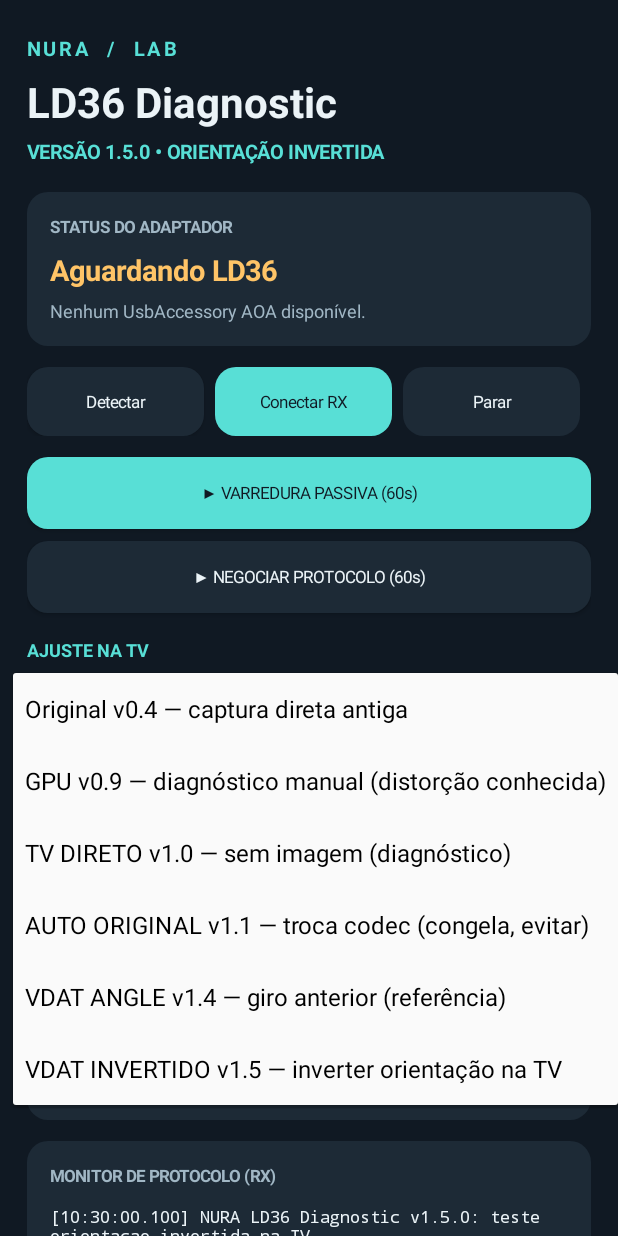
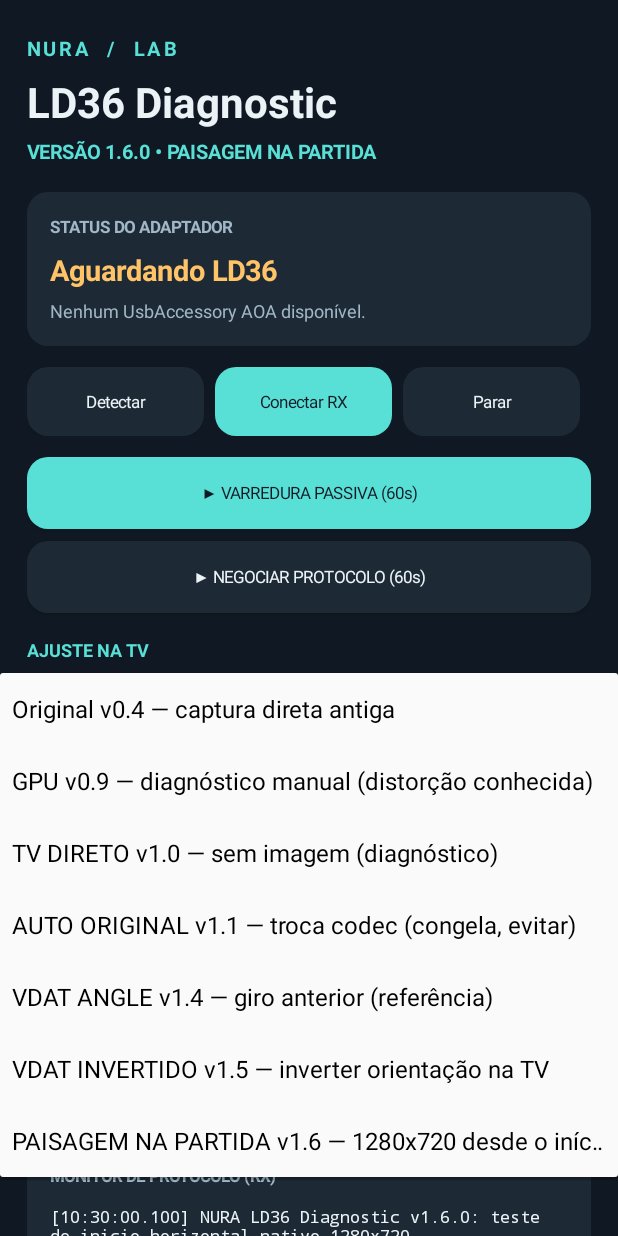
Before and after one commit to amorim220-design/NURA-LD36-Diagnostic, an Android app: the screen it shows after launch (MainActivity), after a tap on "Original v0.4 — captura direta antiga", on a phone screen of 412 x 824 dp. Run offline under Robolectric (Android 15) with nearby library versions, the phone set to English and light mode, and no system bars; 3 other taps on this screen came first.

Commit message:
feat: opt-in landscape-first 1280x720 H264 capture without live codec changes

```diff
--- a/app/src/main/java/com/nura/ld36diagnostic/MainActivity.java
+++ b/app/src/main/java/com/nura/ld36diagnostic/MainActivity.java
@@ -73,6 +73,7 @@ public final class MainActivity extends Activity {
     private boolean autoOriginalSelected;
     private boolean vdatAngleSelected;
     private boolean invertedAngleSelected;
+    private boolean landscapeStartSelected;
     private volatile int vdatAngleDegrees;
     private volatile int vdatAngleChanges;
     private volatile long vdatAngleFrames0, vdatAngleFrames90, vdatAngleFrames180, vdatAngleFrames270;
@@ -140,7 +141,7 @@ public final class MainActivity extends Activity {
         } else {
             registerReceiver(usbEvents, filter);
         }
-        appendLog("NURA LD36 Diagnostic v1.5.0: teste orientacao invertida na TV.");
+        appendLog("NURA LD36 Diagnostic v1.6.0: teste de inicio horizontal nativo 1280x720.");
         appendLog("Modo passivo: somente RX. Nenhum comando será enviado ao dongle.");
         appendLog("Feche o aplicativo Mirror original antes de conectar o LD36.");
         discoverAccessory();
@@ -194,7 +195,7 @@ public final class MainActivity extends Activity {
         TextView title = text("LD36 Diagnostic", 28, INK, Typeface.BOLD);
         title.setPadding(0, dp(7), 0, dp(5));
         root.addView(title);
-        TextView subtitle = text("VERSÃO 1.5.0 • ORIENTAÇÃO INVERTIDA", 13, ACCENT, Typeface.BOLD);
+        TextView subtitle = text("VERSÃO 1.6.0 • PAISAGEM NA PARTIDA", 13, ACCENT, Typeface.BOLD);
         root.addView(subtitle);
 
         LinearLayout statusCard = columnCard();
@@ -230,7 +231,8 @@ public final class MainActivity extends Activity {
             "TV DIRETO v1.0 — sem imagem (diagnóstico)",
             "AUTO ORIGINAL v1.1 — troca codec (congela, evitar)",
             "VDAT ANGLE v1.4 — giro anterior (referência)",
-            "VDAT INVERTIDO v1.5 — inverter orientação na TV"
+            "VDAT INVERTIDO v1.5 — inverter orientação na TV",
+            "PAISAGEM NA PARTIDA v1.6 — 1280x720 desde o início"
         };
         ArrayAdapter<String> fitAdapter = new ArrayAdapter<>(this,
             android.R.layout.simple_spinner_item, fitting);
@@ -238,38 +240,43 @@ public final class MainActivity extends Activity {
         fitPicker.setAdapter(fitAdapter);
         fitPicker.setBackgroundColor(PANEL);
         // New mode is opt-in: known-working Original remains safe initial selection.
-        int mode = getPreferences(MODE_PRIVATE).getInt("capture_mode_v15",
-            getPreferences(MODE_PRIVATE).getInt("capture_mode_v13", 0));
-        if (mode < 0 || mode > 5) mode = 0;
+        int mode = getPreferences(MODE_PRIVATE).getInt("capture_mode_v16",
+            getPreferences(MODE_PRIVATE).getInt("capture_mode_v15",
+                getPreferences(MODE_PRIVATE).getInt("capture_mode_v13", 0)));
+        if (mode < 0 || mode > 6) mode = 0;
         fillTvSelected = mode == 1;
         directTvSelected = mode == 2;
         autoOriginalSelected = mode == 3;
-        vdatAngleSelected = mode == 4 || mode == 5;
-        invertedAngleSelected = mode == 5;
+        vdatAngleSelected = mode == 4 || mode == 5 || mode == 6;
+        invertedAngleSelected = mode == 5 || mode == 6;
+        landscapeStartSelected = mode == 6;
         fitPicker.setSelection(mode);
         fitPicker.setOnItemSelectedListener(new AdapterView.OnItemSelectedListener() {
             @Override public void onItemSelected(AdapterView<?> parent, View view, int position, long id) {
                 boolean gpu = position == 1;
                 boolean direct = position == 2;
                 boolean auto = position == 3;
-                boolean angle = position == 4 || position == 5;
-                boolean inverted = position == 5;
+                boolean angle = position == 4 || position == 5 || position == 6;
+                boolean inverted = position == 5 || position == 6;
+                boolean landscape = position == 6;
                 boolean changed = fillTvSelected != gpu ||
                     directTvSelected != direct ||
                     autoOriginalSelected != auto || vdatAngleSelected != angle ||
-                    invertedAngleSelected != inverted;
+                    invertedAngleSelected != inverted || landscapeStartSelected != landscape;
                 fillTvSelected = gpu;
                 directTvSelected = direct;
                 autoOriginalSelected = auto;
                 vdatAngleSelected = angle;
                 invertedAngleSelected = inverted;
-                getPreferences(MODE_PRIVATE).edit().putInt("capture_mode_v15", position).apply();
+                landscapeStartSelected = landscape;
+                getPreferences(MODE_PRIVATE).edit().putInt("capture_mode_v16", position).apply();
                 if (changed) appendLog("Captura selecionada: " +
+                    (landscape ? "PAISAGEM NA PARTIDA v1.6 - 1280x720 inicial, sem troca ao vivo" :
                     (inverted ? "VDAT INVERTIDO v1.5 - 0/90 trocados" :
                     (angle ? "VDAT ANGLE v1.4 - mapeamento anterior" :
                         (auto ? "AUTO ORIGINAL v1.1 (sujeito a congelar)" :
                             (direct ? "TV DIRETO v1.0 (sem imagem no teste)" :
-                                (gpu ? "GPU experimental anterior" : "Original v0.4"))))) +
+                                (gpu ? "GPU experimental anterior" : "Original v0.4")))))) +
                     ". Valido apenas na proxima sessao.");
             }
             @Override public void onNothingSelected(AdapterView<?> parent) { }
@@ -364,7 +371,7 @@ public final class MainActivity extends Activity {
         exportText.setOnClickListener(v -> requestExport(false));
         exportBin.setOnClickListener(v -> requestExport(true));
 
-        TextView note = text("v1.5 TESTE VDAT INVERTIDO: conserva a captura e o codificador original v0.4, envia orientacao apenas no campo angle do pacote VDAT (0, 90, 180, 270). Nao muda resolucao nem renegocia STAR. A semantica do campo nao foi confirmada no LD36: imagem pode continuar vertical, deformada ou sumir. Envie TXT e foto da TV. Para uso normal selecione Original v0.4. Audio indisponivel.", 12, MUTED, Typeface.NORMAL);
+        TextView note = text("v1.6 PAISAGEM NA PARTIDA: teste somente na horizontal. Selecionar este modo e iniciar espelhamento: Android vira a interface horizontal ANTES da permissao e cria o MediaCodec diretamente em 1280x720, SEM trocar resolucao durante a sessao. VDAT invertido continua em 0 graus no Android horizontal. Se girar o celular apos iniciar, o tamanho do codec NAO acompanha: finalize e inicie outra sessao. O modo vertical v1.5 foi preservado. Exporte TXT e fotografe TV. Audio indisponivel.", 12, MUTED, Typeface.NORMAL);
         note.setPadding(0, dp(17), 0, 0);
         root.addView(note);
     }
@@ -421,6 +428,28 @@ public final class MainActivity extends Activity {
             appendLog("Encerre primeiro a sessão atual.");
             return;
         }
+        if (landscapeStartSelected) {
+            setRequestedOrientation(android.content.pm.ActivityInfo.SCREEN_ORIENTATION_LANDSCAPE);
+            appendLog("PAISAGEM v1.6: rotacao horizontal solicitada ANTES da permissao.");
+            mainHandler.postDelayed(() -> {
+                android.graphics.Point size=new android.graphics.Point();
+                getWindowManager().getDefaultDisplay().getRealSize(size);
+                if (!landscapeStartSelected || running.get()) return;
+                if(size.x<=size.y) {
+                    appendLog("PAISAGEM v1.6: tela continua vertical "+
+                        size.x+"x"+size.y+"; sem iniciar.");
+                    return;
+                }
+                appendLog("PAISAGEM v1.6: display confirmado "+size.x+"x"+size.y+
+                    "; iniciando em perfil 1280x720.");
+                requestProjectionConsent();
+            },900);
+            return;
+        }
+        requestProjectionConsent();
+    }
+
+    private void requestProjectionConsent() {
         try {
             android.media.projection.MediaProjectionManager manager =
                 (android.media.projection.MediaProjectionManager) getSystemService(MEDIA_PROJECTION_SERVICE);
@@ -453,6 +482,12 @@ public final class MainActivity extends Activity {
                 int actualW = displaySize.x > 0 ? displaySize.x : metrics.widthPixels;
                 int actualH = displaySize.y > 0 ? displaySize.y : metrics.heightPixels;
                 boolean portrait = actualH >= actualW;
+                if (landscapeStartSelected && portrait) {
+                    appendLog("PAISAGEM v1.6: orientacao vertical antes do STAR; "+
+                        "cancelando sem iniciar encoder.");
+                    stopCapture();
+                    return;
+                }
                 int encoderW = (fillTvSelected || directTvSelected) ? 1280 : (portrait ? 720 : 1280);
                 int encoderH = (fillTvSelected || directTvSelected) ? 720 : (portrait ? 1280 : 720);
                 Intent intent = new Intent(this, MirrorProjectionService.class);
@@ -476,10 +511,11 @@ public final class MainActivity extends Activity {
                 vdatAngleAwaitFirstPacket=-1;
                 appendLog("Tela real: " + actualW + "x" + actualH + " -> encoder "
                     + encoderW + "x" + encoderH
-                    + (vdatAngleSelected ? " | VDAT ANGLE - CODEC ORIGINAL FIXO" :
+                    + (landscapeStartSelected ? " | v1.6 PAISAGEM 1280x720 NA PARTIDA, SEM RECONFIGURAR" :
+                        (vdatAngleSelected ? " | VDAT ANGLE - CODEC ORIGINAL FIXO" :
                         (autoOriginalSelected ? " | AUTO ORIGINAL v1.1 - CODIFICADOR DINAMICO" :
                             (directTvSelected ? " | TV DIRETO v1.0 (experimental falhou)" :
-                                (fillTvSelected ? " | GPU ANTIGA" : " | ORIGINAL v0.4")))));
+                                (fillTvSelected ? " | GPU ANTIGA" : " | ORIGINAL v0.4"))))));
                 projectionConsent = null; // MediaProjection consent token must be used once.
                 if (Build.VERSION.SDK_INT >= 26) startForegroundService(intent);
                 else startService(intent);
```
